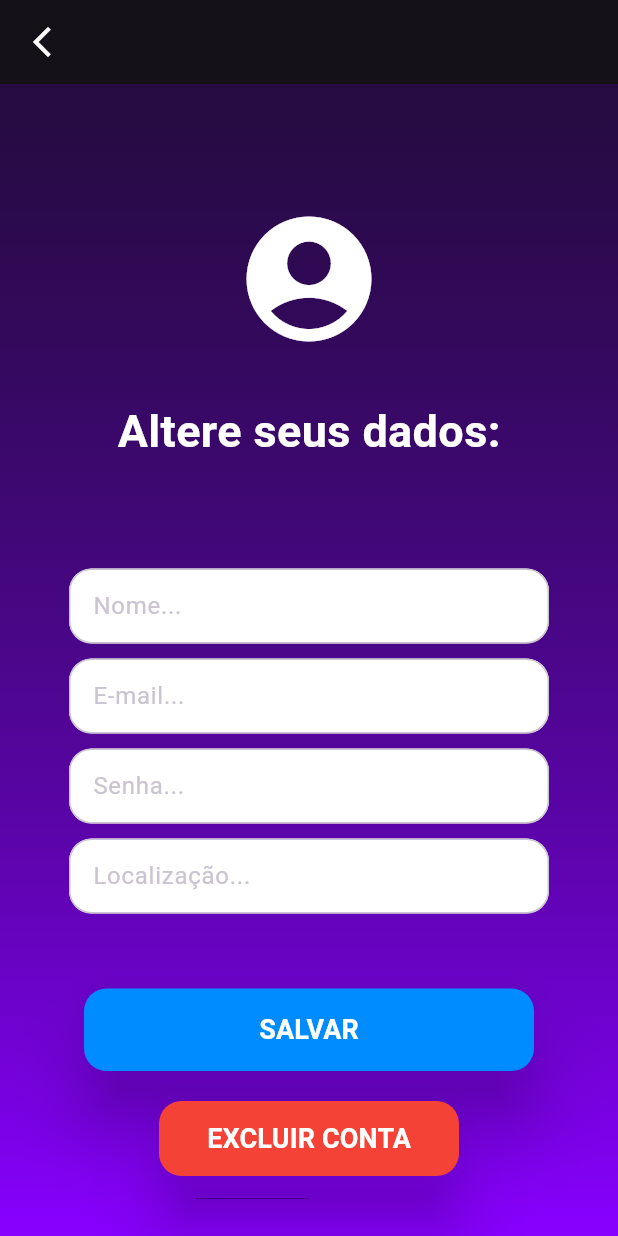
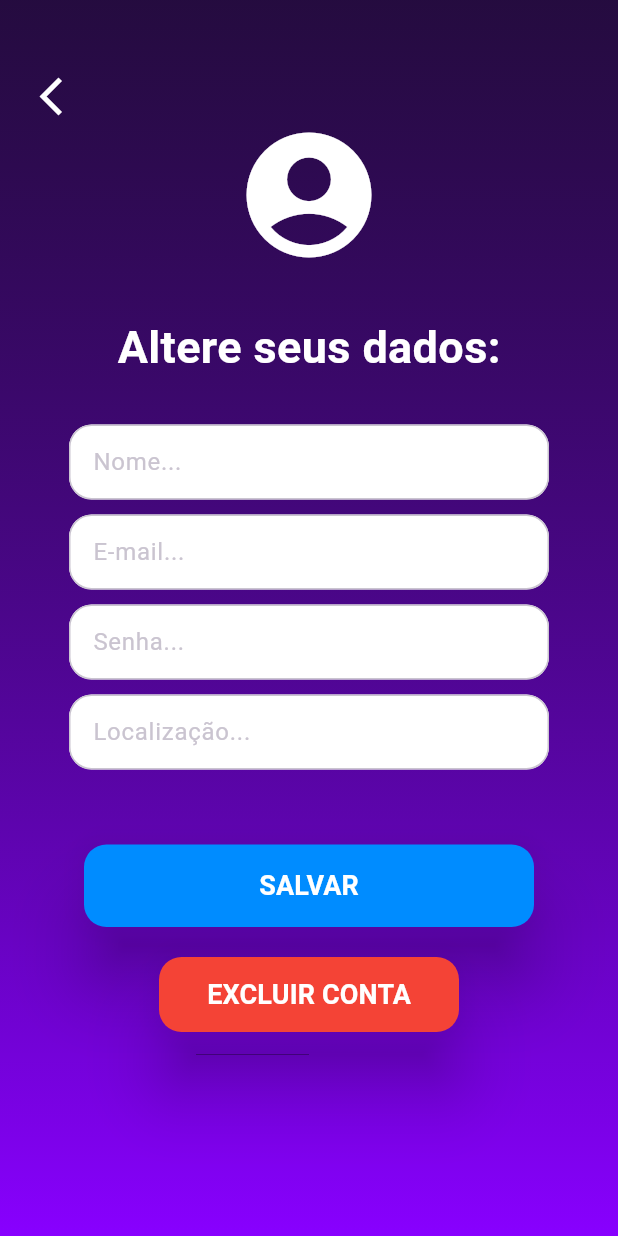
Before and after one commit to TCC-Meal4You/frontend, a Flutter app: the ChangeClientDataScreen screen opened directly, on a phone screen of 412 x 824 dp. Run offline on Flutter 3.47's test engine with Material 3 defaults, Android fonts, the phone set to English and light mode, and no system bars; our stand-ins replace font_awesome_flutter; missing offline and left inert: super_tooltip.

Commit message:
chore: remove appbar e adiciona seta separada

```diff
--- a/meal4you_app/lib/screens/change_data/change_client_data_screen.dart
+++ b/meal4you_app/lib/screens/change_data/change_client_data_screen.dart
@@ -13,22 +13,9 @@ class _ChangeClientDataScreenState extends State<ChangeClientDataScreen> {
   Widget build(BuildContext context) {
     return SafeArea(
       child: Scaffold(
-        appBar: AppBar(
-          backgroundColor: Colors.transparent,
-          elevation: 0,
-          leading: IconButton(
-            icon: const Icon(Icons.arrow_back_ios_new, color: Colors.white),
-            onPressed: () {
-              Navigator.push(
-                context,
-                MaterialPageRoute(
-                  builder: (context) => const ClientProfileScreen(),
-                ),
-              );
-            },
-          ),
-        ),
-        body: Container(
+        body: Stack(
+          children: [
+            Container(
               decoration: const BoxDecoration(
                 gradient: LinearGradient(
                   colors: [
@@ -66,7 +53,7 @@ class _ChangeClientDataScreenState extends State<ChangeClientDataScreen> {
                             ),
                           ],
                         ),
-                    const SizedBox(height: 70),
+                        const SizedBox(height: 30),
                         SizedBox(
                           height: 50,
                           width: 320,
@@ -133,7 +120,12 @@ class _ChangeClientDataScreenState extends State<ChangeClientDataScreen> {
                         const SizedBox(height: 50),
                         ElevatedButton(
                           style: ElevatedButton.styleFrom(
-                        backgroundColor: const Color.fromARGB(255, 0, 140, 255),
+                            backgroundColor: const Color.fromARGB(
+                              255,
+                              0,
+                              140,
+                              255,
+                            ),
                             shape: RoundedRectangleBorder(
                               borderRadius: BorderRadius.circular(15),
                             ),
@@ -176,6 +168,28 @@ class _ChangeClientDataScreenState extends State<ChangeClientDataScreen> {
                 ),
               ),
             ),
+
+            Positioned(
+              top: 40,
+              left: 10,
+              child: IconButton(
+                icon: const Icon(
+                  Icons.arrow_back_ios_new,
+                  color: Colors.white,
+                  size: 30,
+                ),
+                onPressed: () {
+                  Navigator.push(
+                    context,
+                    MaterialPageRoute(
+                      builder: (context) => const ClientProfileScreen(),
+                    ),
+                  );
+                },
+              ),
+            ),
+          ],
+        ),
       ),
     );
   }
```
Lines whose indentation alone changed are shown as unchanged.
